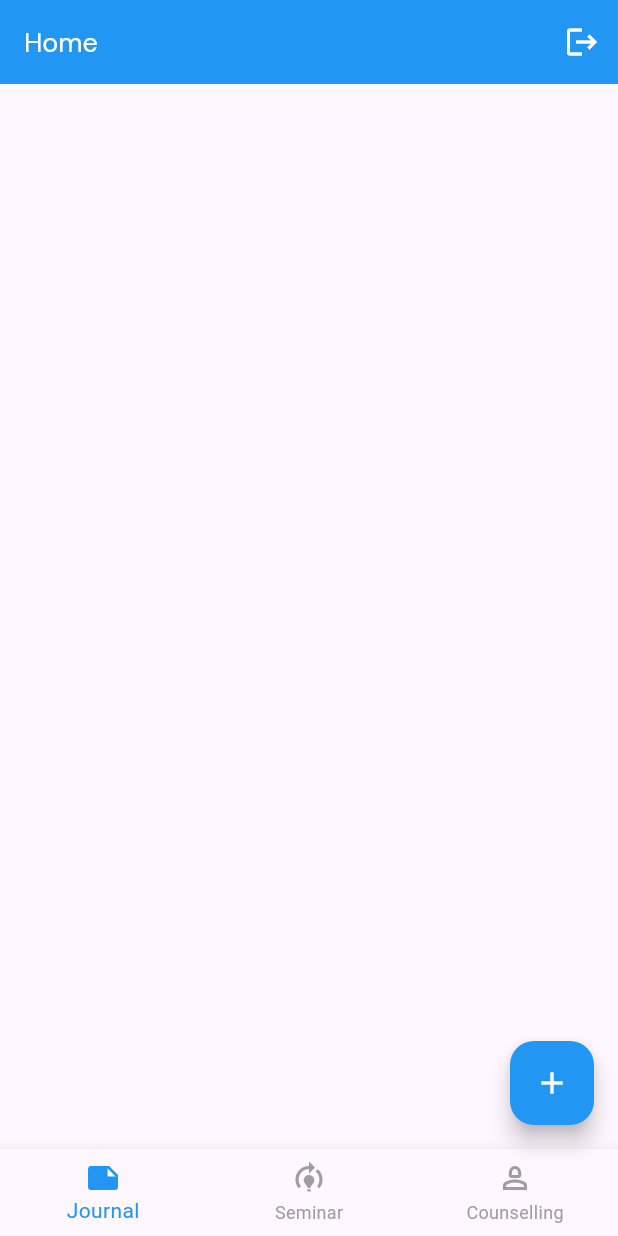
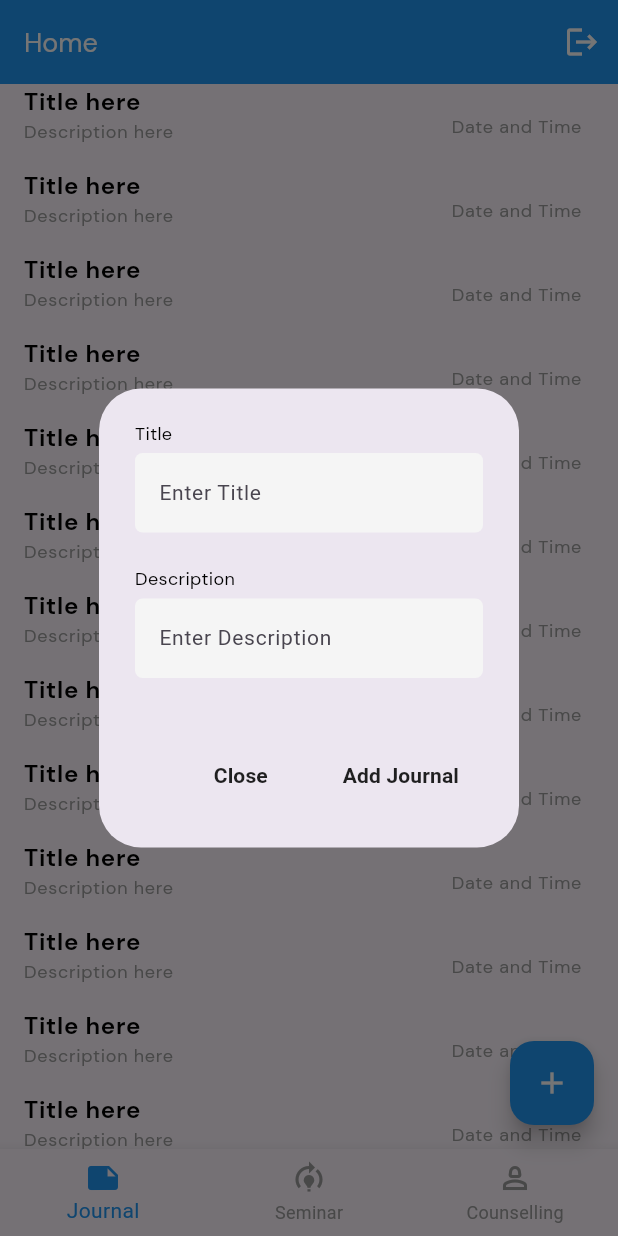
Before and after one commit to lansoyyy/mental_health_app, a Flutter app: the HomeScreen screen opened directly, after a tap on the "add" icon, on a phone screen of 412 x 824 dp. Run offline on Flutter 3.47's test engine with Material 3 defaults, Android fonts, the phone set to English and light mode, and no system bars; our stand-ins replace fluttertoast; Roboto replaces fonts that are missing (QRegular).

Commit message:
added journal tab ui

```diff
--- a/lib/screens/home_screen.dart
+++ b/lib/screens/home_screen.dart
@@ -1,4 +1,6 @@
 import 'package:flutter/material.dart';
+import 'package:mental_health_app/screens/tabs/journal_tab.dart';
+import 'package:mental_health_app/widgets/textfield_widget.dart';
 
 import '../utils/colors.dart';
 import '../widgets/logout_widget.dart';
@@ -16,7 +18,7 @@ class _HomeScreenState extends State<HomeScreen> {
   int _selectedIndex = 0;
 
   static final List<Widget> _widgetOptions = <Widget>[
-    const SizedBox(),
+    const JournalTab(),
     const SizedBox(),
     const SizedBox(),
   ];
@@ -26,6 +28,9 @@ class _HomeScreenState extends State<HomeScreen> {
       _selectedIndex = index;
     });
   }
+
+  final title = TextEditingController();
+  final description = TextEditingController();
 
   @override
   Widget build(BuildContext context) {
@@ -37,7 +42,9 @@ class _HomeScreenState extends State<HomeScreen> {
                 Icons.add,
                 color: Colors.white,
               ),
-              onPressed: () {},
+              onPressed: () {
+                addJournalDialog();
+              },
             )
           : null,
       appBar: AppBar(
@@ -83,4 +90,48 @@ class _HomeScreenState extends State<HomeScreen> {
       ),
     );
   }
+
+  addJournalDialog() {
+    showDialog(
+        context: context,
+        builder: (context) => AlertDialog(
+              content: Column(
+                mainAxisSize: MainAxisSize.min,
+                children: [
+                  TextFieldWidget(
+                    label: 'Title',
+                    controller: title,
+                  ),
+                  TextFieldWidget(
+                    label: 'Description',
+                    controller: description,
+                  ),
+                ],
+              ),
+              actions: <Widget>[
+                MaterialButton(
+                  onPressed: () => Navigator.of(context).pop(true),
+                  child: const Text(
+                    'Close',
+                    style: TextStyle(
+                        fontFamily: 'QRegular', fontWeight: FontWeight.bold),
+                  ),
+                ),
+                MaterialButton(
+                  onPressed: () async {
+                    Navigator.of(context).pop(true);
+                    // Navigator.of(context).pushReplacement(
+                    //   MaterialPageRoute(
+                    //       builder: (context) => const LoginScreen()),
+                    // );
+                  },
+                  child: const Text(
+                    'Add Journal',
+                    style: TextStyle(
+                        fontFamily: 'QRegular', fontWeight: FontWeight.bold),
+                  ),
+                ),
+              ],
+            ));
+  }
 }
--- /dev/null
+++ b/lib/screens/tabs/journal_tab.dart
@@ -0,0 +1,38 @@
+import 'package:flutter/material.dart';
+import 'package:mental_health_app/widgets/text_widget.dart';
+
+class JournalTab extends StatelessWidget {
+  const JournalTab({super.key});
+
+  @override
+  Widget build(BuildContext context) {
+    return ListView.builder(
+      itemBuilder: (context, index) {
+        return ListTile(
+          leading: Column(
+            crossAxisAlignment: CrossAxisAlignment.start,
+            children: [
+              TextWidget(
+                text: 'Title here',
+                fontSize: 16,
+                fontFamily: 'Bold',
+              ),
+              TextWidget(
+                text: 'Description here',
+                fontSize: 12,
+                fontFamily: 'Regular',
+                color: Colors.grey,
+              ),
+            ],
+          ),
+          trailing: TextWidget(
+            text: 'Date and Time',
+            fontSize: 12,
+            fontFamily: 'Regular',
+            color: Colors.grey,
+          ),
+        );
+      },
+    );
+  }
+}
--- a/lib/widgets/button_widget.dart
+++ b/lib/widgets/button_widget.dart
@@ -16,12 +16,12 @@ class ButtonWidget extends StatelessWidget {
       {super.key,
       this.radius = 10,
       required this.label,
-      this.textColor = Colors.black,
+      this.textColor = Colors.white,
       required this.onPressed,
       this.width = 275,
       this.fontSize = 18,
       this.height = 50,
-      this.color = primary});
+      this.color = Colors.blue});
   @override
   Widget build(BuildContext context) {
     return MaterialButton(
--- a/pubspec.yaml
+++ b/pubspec.yaml
@@ -19,7 +19,7 @@ publish_to: 'none' # Remove this line if you wish to publish to pub.dev
 version: 1.0.0+1
 
 environment:
-  sdk: '>=3.4.4 <4.0.0'
+  sdk: '>=3.4.3 <4.0.0'
 
 # Dependencies specify other packages that your package needs in order to work.
 # To automatically upgrade your package dependencies to the latest versions
```
Also changed, not shown: pubspec.lock.
